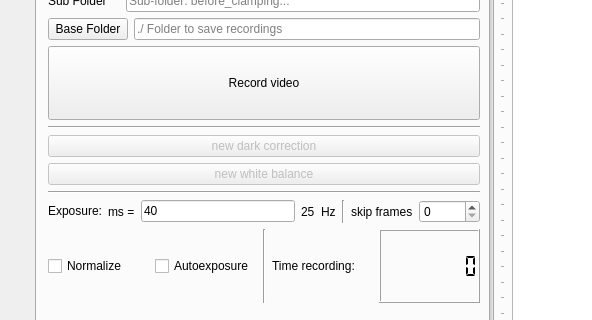
Old version of the form src/mainwindow.ui in the repository IMSY-DKFZ/xilens; both pictures show x 0 to 592 and y 160 to 480 of the 738 by 925 pixel window.
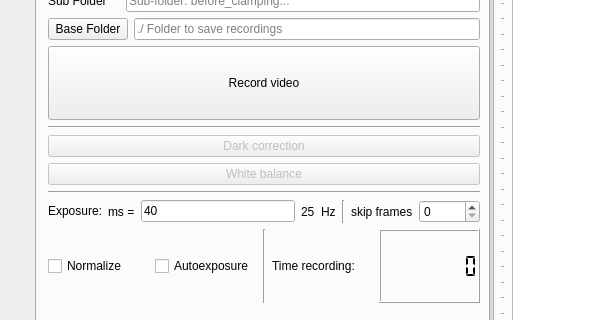
New version of the form. Icons and pictures are not drawn.

Commit message: Renamed dark and white balance buttons in the UI

```diff
--- a/src/mainwindow.ui
+++ b/src/mainwindow.ui
@@ -230,7 +230,7 @@
                     <bool>false</bool>
                    </property>
                    <property name="text">
-                    <string>new dark correction</string>
+                    <string>Dark correction</string>
                    </property>
                   </widget>
                  </item>
@@ -240,7 +240,7 @@
                     <bool>false</bool>
                    </property>
                    <property name="text">
-                    <string>new white balance</string>
+                    <string>White balance</string>
                    </property>
                   </widget>
                  </item>
```
